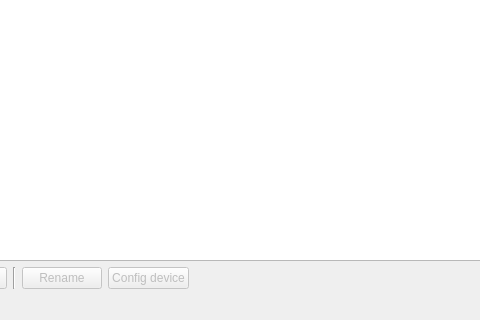
Qt form ui/RackWindow.ui (AlexisMrl/HegelLab) before a commit; both pictures show x 168 to 648 and y 138 to 458 of the 813 by 458 pixel window.
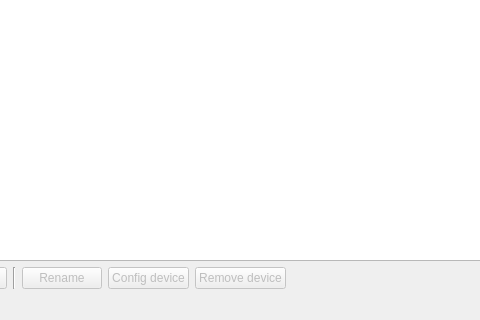
The same form after that commit. Icons and pictures are not drawn. Custom widgets are drawn as their Qt base class.

Commit message: [Features] add/remove devices, edit kwargs

The edit to the form file:
```diff
--- a/ui/RackWindow.ui
+++ b/ui/RackWindow.ui
@@ -93,6 +93,16 @@
         </property>
        </widget>
       </item>
+      <item>
+       <widget class="QPushButton" name="pb_remove_dev">
+        <property name="enabled">
+         <bool>false</bool>
+        </property>
+        <property name="text">
+         <string>Remove device</string>
+        </property>
+       </widget>
+      </item>
       <item>
        <spacer name="horizontalSpacer">
         <property name="orientation">
```
Left out of the diff: 2 changed lines with no effect on the pictures. The commit also changes 9 other files.
